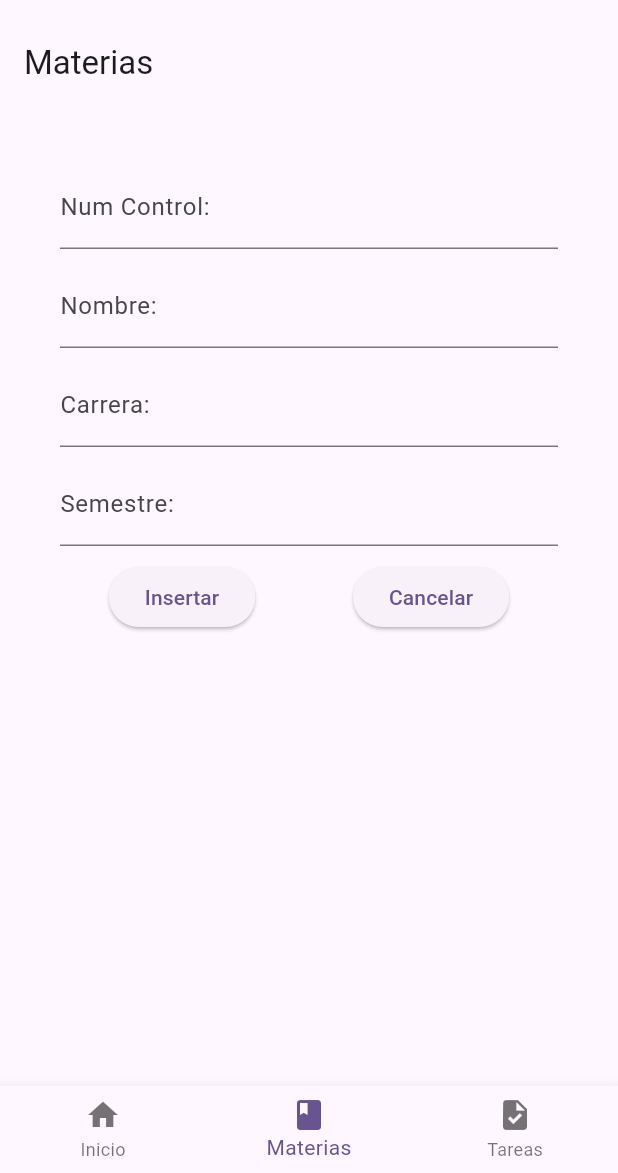
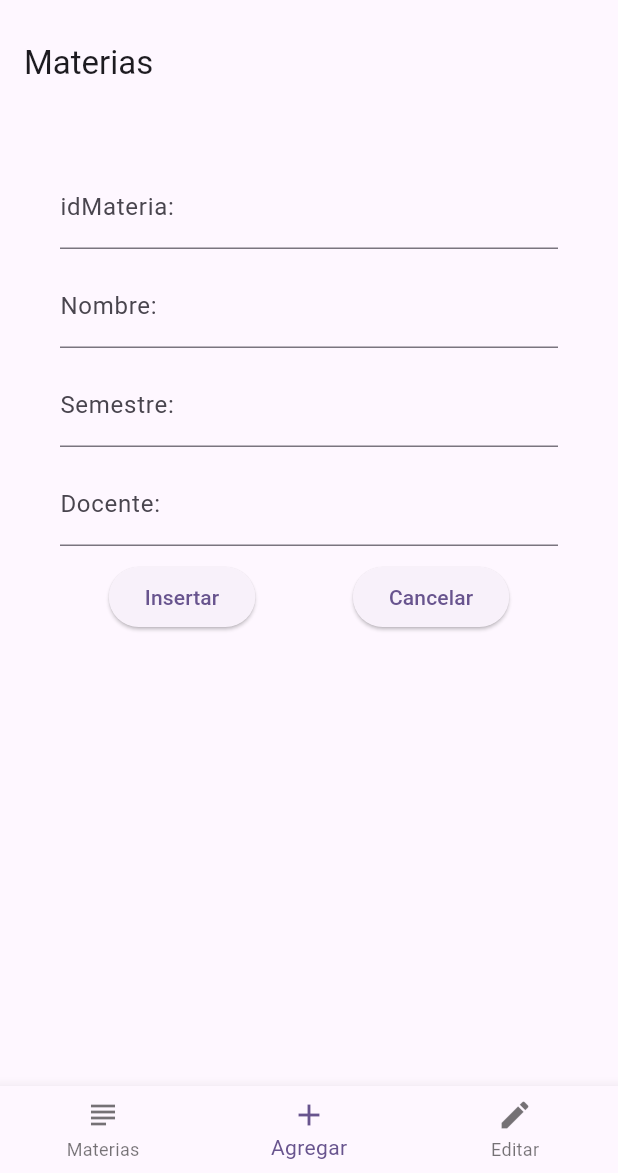
Before and after one commit to KevinManjarrez/dam_u3_practica1, a Flutter app: the screen it shows after launch, item 2 of the bottom bar chosen, on a phone screen of 412 x 824 dp, the part 63-1236 px from its top. Run offline on Flutter 3.47's test engine with Material 2 defaults, Android fonts, the phone set to English and light mode, and no system bars; our stand-ins replace fluttertoast, sqflite; accounts and stored records are empty.

Commit message:
Se corrigieron errores en el formulario de materias

```diff
--- a/lib/Materias.dart
+++ b/lib/Materias.dart
@@ -36,9 +36,9 @@ class _MateriasState extends State<Materias> {
         ),
         body: dinamico(),
       bottomNavigationBar: BottomNavigationBar(items: const [
-        BottomNavigationBarItem(icon: Icon(Icons.home), label: 'Inicio'),
-        BottomNavigationBarItem(icon: Icon(Icons.book), label: 'Materias'),
-        BottomNavigationBarItem(icon: Icon(Icons.task), label: 'Tareas'),
+        BottomNavigationBarItem(icon: Icon(Icons.subject), label: 'Materias'),
+        BottomNavigationBarItem(icon: Icon(Icons.add), label: 'Agregar'),
+        BottomNavigationBarItem(icon: Icon(Icons.edit), label: 'Editar'),
       ], currentIndex: _index, onTap: (index) {
         setState(() {
           _index = index;
@@ -109,7 +109,7 @@ class _MateriasState extends State<Materias> {
       children: [
         TextField(
           controller: idMateria,
-          decoration: const InputDecoration(labelText: "Num Control:"),
+          decoration: const InputDecoration(labelText: "idMateria:"),
         ),
         const SizedBox(
           height: 10,
@@ -123,15 +123,14 @@ class _MateriasState extends State<Materias> {
         ),
         TextField(
           controller: semestre,
-          decoration: const InputDecoration(labelText: "Carrera:"),
+          decoration: const InputDecoration(labelText: "Semestre:"),
         ),
         const SizedBox(
           height: 10,
         ),
         TextField(
           controller: docente,
-          decoration: const InputDecoration(labelText: "Semestre:"),
-          keyboardType: TextInputType.number,
+          decoration: const InputDecoration(labelText: "Docente:"),
         ),
         const SizedBox(
           height: 10,
```
